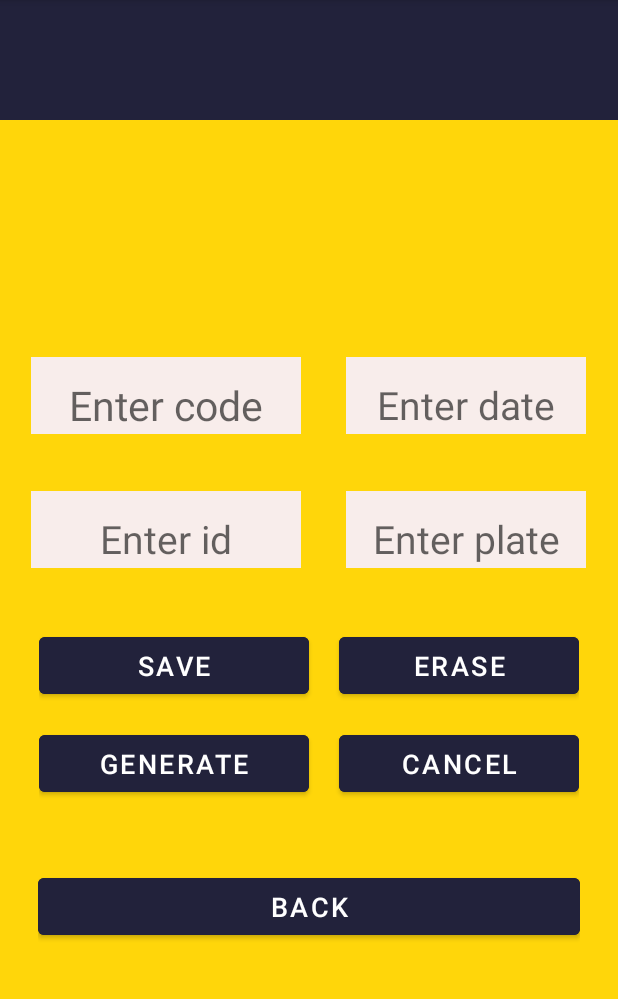
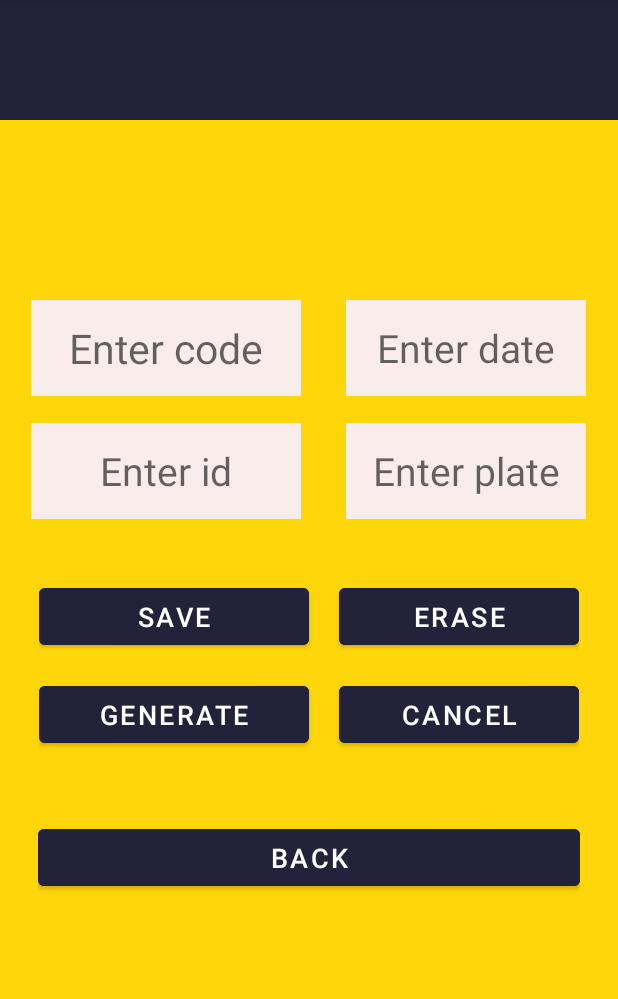
Before and after one commit to davidmillan5/CarDealerApp, an Android app: the ActivitySales screen opened directly, with no data from a screen before it, on a phone screen of 412 x 824 dp, the part 84-1083 px from its top. Run offline under Robolectric (Android 15) with nearby library versions, the phone set to English and light mode, and no system bars.

Commit message:
Working on Sales Activity

```diff
--- a/app/src/main/java/com/example/cardealerapp/ActivitySales.java
+++ b/app/src/main/java/com/example/cardealerapp/ActivitySales.java
@@ -3,8 +3,20 @@ package com.example.cardealerapp;
 import androidx.appcompat.app.AppCompatActivity;
 
 import android.os.Bundle;
+import android.widget.EditText;
 
 public class ActivitySales extends AppCompatActivity {
+
+    EditText etinvoice, etdate, etIdClient, etCarPlate;
+
+    String invoice, date, id, plate;
+
+    ActivityOpenHelper admin = new ActivityOpenHelper(this,"Cardealers.db",null,1);
+
+    long response;
+
+    byte sw;
+
 
     @Override
     protected void onCreate(Bundle savedInstanceState) {
--- a/app/src/main/res/layout/activity_sales.xml
+++ b/app/src/main/res/layout/activity_sales.xml
@@ -26,7 +26,6 @@
             android:layout_width="180sp"
             android:layout_height="64sp"
             android:ems="10"
-            android:layout_marginTop="25dp"
             android:textSize="27sp"
             android:hint="Enter code"
             android:gravity="center"
@@ -39,7 +38,6 @@
             android:layout_width="160sp"
             android:layout_height="64sp"
             android:ems="10"
-            android:layout_marginTop="25dp"
             android:textSize="26sp"
             android:hint="Enter date"
             android:gravity="center"
@@ -55,26 +53,26 @@
         android:layout_height="wrap_content"
         android:gravity="center"
         android:orientation="horizontal"
+        android:layout_marginTop="18sp"
         >
+
         <EditText
             android:id="@+id/etIdClient"
             android:layout_width="180sp"
             android:layout_height="64sp"
+            android:layout_gravity="center"
+            android:background="@color/whitey"
             android:ems="10"
-            android:layout_marginTop="25dp"
-            android:textSize="26sp"
+            android:gravity="center"
             android:hint="Enter id"
-            android:gravity="center"
-            android:layout_gravity="center"
             android:inputType="text"
-            android:background="@color/whitey"/>
+            android:textSize="26sp" />
 
         <EditText
             android:id="@+id/etCarPlate"
             android:layout_width="160sp"
             android:layout_height="64sp"
             android:ems="10"
-            android:layout_marginTop="25dp"
             android:textSize="26sp"
             android:hint="Enter plate"
             android:gravity="center"
```
